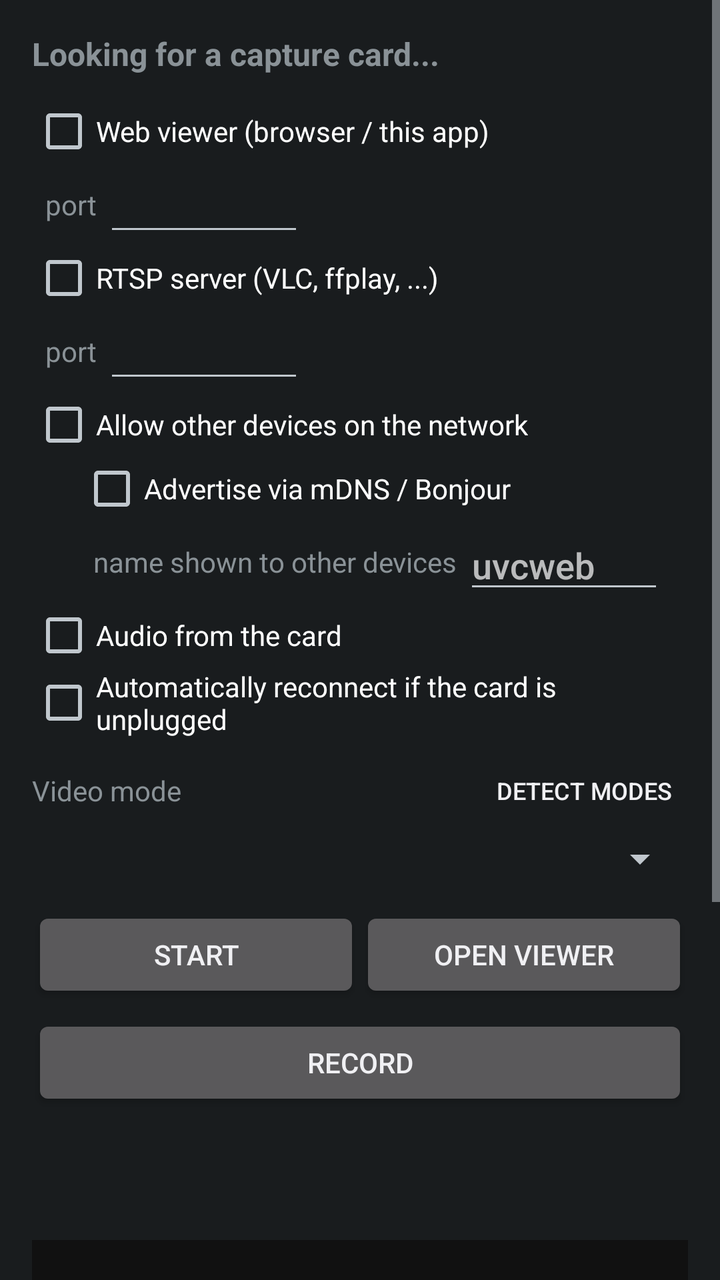
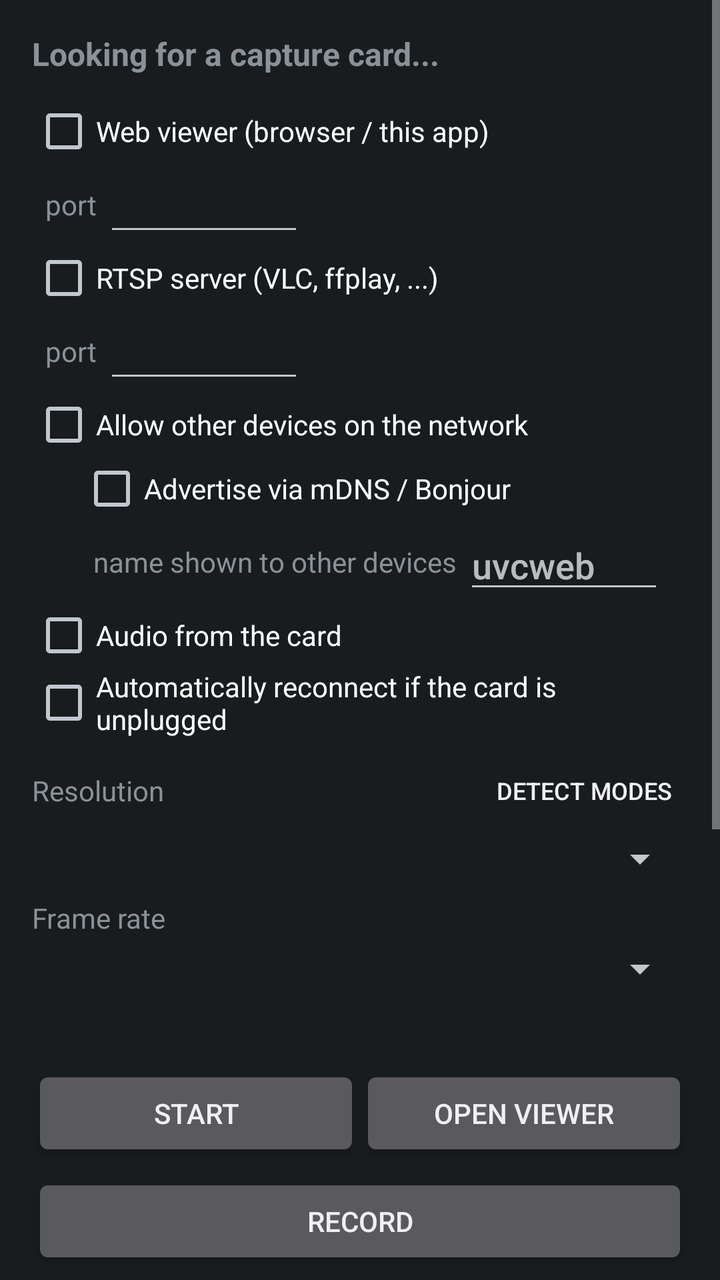

Screens rendered from an Android XML layout before and after an edit, with the pre-edit source and the edit as a unified diff.
<!-- AndroidManifest.xml: application theme android:Theme.DeviceDefault -->
<!-- res/layout/activity_main.xml -->
<?xml version="1.0" encoding="utf-8"?>
<LinearLayout xmlns:android="http://schemas.android.com/apk/res/android"
  android:layout_width="match_parent"
  android:layout_height="match_parent"
  android:fitsSystemWindows="true"
  android:orientation="vertical">

  <ScrollView
    android:layout_width="match_parent"
    android:layout_height="0dp"
    android:layout_weight="1"
    android:fillViewport="true">

    <LinearLayout
      android:layout_width="match_parent"
      android:layout_height="wrap_content"
      android:orientation="vertical"
      android:padding="16dp">

      <TextView
        android:id="@+id/deviceText"
        android:layout_width="match_parent"
        android:layout_height="wrap_content"
        android:text="Looking for a capture card..."
        android:textSize="16sp"
        android:textStyle="bold" />

      <CheckBox
        android:id="@+id/webCheck"
        android:layout_width="wrap_content"
        android:layout_height="wrap_content"
        android:layout_marginTop="12dp"
        android:text="Web viewer (browser / this app)" />

      <LinearLayout
        android:layout_width="match_parent"
        android:layout_height="wrap_content"
        android:gravity="center_vertical"
        android:orientation="horizontal">
        <TextView
          android:layout_width="wrap_content"
          android:layout_height="wrap_content"
          android:text="  port " />
        <EditText
          android:id="@+id/webPortEdit"
          android:layout_width="100dp"
          android:layout_height="wrap_content"
          android:inputType="number"
          android:maxLength="5" />
      </LinearLayout>

      <CheckBox
        android:id="@+id/rtspCheck"
        android:layout_width="wrap_content"
        android:layout_height="wrap_content"
        android:text="RTSP server (VLC, ffplay, ...)" />

      <LinearLayout
        android:layout_width="match_parent"
        android:layout_height="wrap_content"
        android:gravity="center_vertical"
        android:orientation="horizontal">
        <TextView
          android:layout_width="wrap_content"
          android:layout_height="wrap_content"
          android:text="  port " />
        <EditText
          android:id="@+id/rtspPortEdit"
          android:layout_width="100dp"
          android:layout_height="wrap_content"
          android:inputType="number"
          android:maxLength="5" />
      </LinearLayout>

      <CheckBox
        android:id="@+id/lanCheck"
        android:layout_width="wrap_content"
        android:layout_height="wrap_content"
        android:text="Allow other devices on the network" />

      <CheckBox
        android:id="@+id/mdnsCheck"
        android:layout_width="wrap_content"
        android:layout_height="wrap_content"
        android:layout_marginStart="24dp"
        android:text="Advertise via mDNS / Bonjour" />

      <LinearLayout
        android:layout_width="match_parent"
        android:layout_height="wrap_content"
        android:layout_marginStart="24dp"
        android:gravity="center_vertical"
        android:orientation="horizontal">
        <TextView
          android:layout_width="wrap_content"
          android:layout_height="wrap_content"
          android:text="  name shown to other devices " />
        <EditText
          android:id="@+id/mdnsNameEdit"
          android:layout_width="100dp"
          android:layout_height="wrap_content"
          android:hint="uvcweb"
          android:inputType="text"
          android:maxLength="60" />
      </LinearLayout>

      <CheckBox
        android:id="@+id/audioCheck"
        android:layout_width="wrap_content"
        android:layout_height="wrap_content"
        android:text="Audio from the card" />

      <CheckBox
        android:id="@+id/autoReconnectCheck"
        android:layout_width="wrap_content"
        android:layout_height="wrap_content"
        android:text="Automatically reconnect if the card is unplugged" />

      <LinearLayout
        android:layout_width="match_parent"
        android:layout_height="wrap_content"
        android:layout_marginTop="8dp"
        android:gravity="center_vertical"
        android:orientation="horizontal">

        <TextView
          android:id="@+id/modeLabel"
          android:layout_width="0dp"
          android:layout_height="wrap_content"
          android:layout_weight="1"
          android:text="Video mode" />

        <Button
          android:id="@+id/detectModesButton"
          android:layout_width="wrap_content"
          android:layout_height="wrap_content"
          android:minWidth="0dp"
          android:minHeight="0dp"
          android:paddingStart="8dp"
          android:paddingEnd="8dp"
          style="?android:attr/borderlessButtonStyle"
          android:textSize="12sp"
          android:text="Detect modes" />
      </LinearLayout>

      <Spinner
        android:id="@+id/modeSpinner"
        android:layout_width="match_parent"
        android:layout_height="wrap_content"
        android:layout_marginTop="4dp" />

      <LinearLayout
        android:id="@+id/customModeRow"
        android:layout_width="match_parent"
        android:layout_height="wrap_content"
        android:gravity="center_vertical"
        android:orientation="horizontal"
        android:visibility="gone">
        <EditText
          android:id="@+id/widthEdit"
          android:layout_width="80dp"
          android:layout_height="wrap_content"
          android:inputType="number"
          android:maxLength="5" />
        <TextView
          android:layout_width="wrap_content"
          android:layout_height="wrap_content"
          android:text=" x " />
        <EditText
          android:id="@+id/heightEdit"
          android:layout_width="80dp"
          android:layout_height="wrap_content"
          android:inputType="number"
          android:maxLength="5" />
        <TextView
          android:layout_width="wrap_content"
          android:layout_height="wrap_content"
          android:text=" @ " />
        <EditText
          android:id="@+id/fpsEdit"
          android:layout_width="60dp"
          android:layout_height="wrap_content"
          android:inputType="number"
          android:maxLength="3" />
        <TextView
          android:layout_width="wrap_content"
          android:layout_height="wrap_content"
          android:text=" fps" />
      </LinearLayout>

      <LinearLayout
        android:layout_width="match_parent"
        android:layout_height="wrap_content"
        android:layout_marginTop="12dp"
        android:orientation="horizontal">
        <Button
          android:id="@+id/startButton"
          android:layout_width="0dp"
          android:layout_height="wrap_content"
          android:layout_weight="1"
          android:text="Start" />
        <Button
          android:id="@+id/viewerButton"
          android:layout_width="0dp"
          android:layout_height="wrap_content"
          android:layout_weight="1"
          android:text="Open viewer" />
      </LinearLayout>

      <Button
        android:id="@+id/recordButton"
        android:layout_width="match_parent"
        android:layout_height="wrap_content"
        android:layout_marginTop="6dp"
        android:text="Record" />

      <TextView
        android:id="@+id/statusText"
        android:layout_width="match_parent"
        android:layout_height="wrap_content"
        android:layout_marginTop="12dp"
        android:textSize="16sp" />

      <TextView
        android:id="@+id/urlText"
        android:layout_width="match_parent"
        android:layout_height="wrap_content"
        android:textIsSelectable="true"
        android:typeface="monospace" />
      <LinearLayout
        android:layout_width="match_parent"
        android:layout_height="wrap_content"
        android:orientation="vertical"
        android:paddingTop="12dp"
        android:paddingBottom="12dp">

        <ScrollView
          android:id="@+id/logScroll"
          android:layout_width="match_parent"
          android:layout_height="220dp"
          android:background="#111111">
          <TextView
            android:id="@+id/logText"
            android:layout_width="match_parent"
            android:layout_height="wrap_content"
            android:padding="6dp"
            android:textColor="#00ff00"
            android:textIsSelectable="true"
            android:textSize="11sp"
            android:typeface="monospace" />
        </ScrollView>

        <Button
          android:id="@+id/clearLogButton"
          android:layout_width="wrap_content"
          android:layout_height="wrap_content"
          android:layout_gravity="end"
          android:layout_marginTop="4dp"
          style="?android:attr/borderlessButtonStyle"
          android:minWidth="0dp"
          android:minHeight="0dp"
          android:paddingStart="8dp"
          android:paddingEnd="8dp"
          android:textSize="12sp"
          android:text="Clear" />
      </LinearLayout>
    </LinearLayout>
  </ScrollView>
</LinearLayout>
<!-- resources referenced by this layout -->
<resources>

</resources>

<!-- the commit's change to res/layout/activity_main.xml (unified diff, before → after) -->
@@ -124,11 +124,11 @@
         android:orientation="horizontal">
 
         <TextView
-          android:id="@+id/modeLabel"
+          android:id="@+id/resolutionLabel"
           android:layout_width="0dp"
           android:layout_height="wrap_content"
           android:layout_weight="1"
-          android:text="Video mode" />
+          android:text="Resolution" />
 
         <Button
           android:id="@+id/detectModesButton"
@@ -144,10 +144,30 @@
       </LinearLayout>
 
       <Spinner
-        android:id="@+id/modeSpinner"
+        android:id="@+id/resolutionSpinner"
         android:layout_width="match_parent"
         android:layout_height="wrap_content"
         android:layout_marginTop="4dp" />
+
+      <TextView
+        android:id="@+id/fpsLabel"
+        android:layout_width="match_parent"
+        android:layout_height="wrap_content"
+        android:layout_marginTop="8dp"
+        android:text="Frame rate" />
+
+      <Spinner
+        android:id="@+id/fpsSpinner"
+        android:layout_width="match_parent"
+        android:layout_height="wrap_content"
+        android:layout_marginTop="4dp" />
+
+      <TextView
+        android:id="@+id/modeSummary"
+        android:layout_width="match_parent"
+        android:layout_height="wrap_content"
+        android:layout_marginTop="8dp"
+        android:textSize="12sp" />
 
       <LinearLayout
         android:id="@+id/customModeRow"
